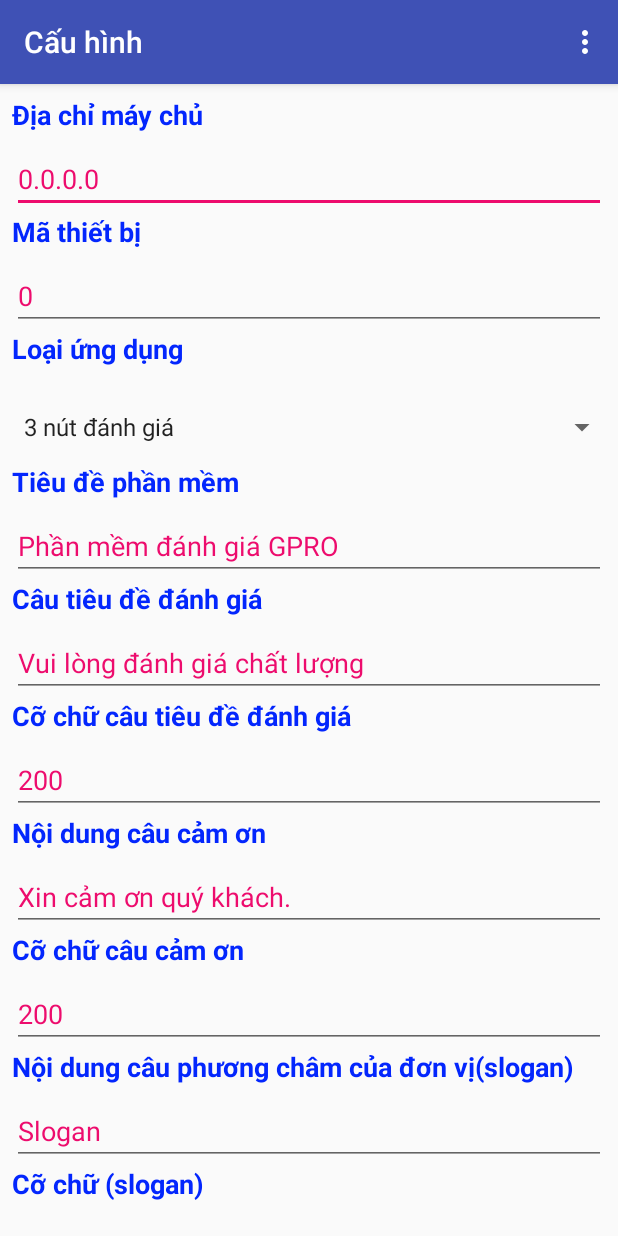
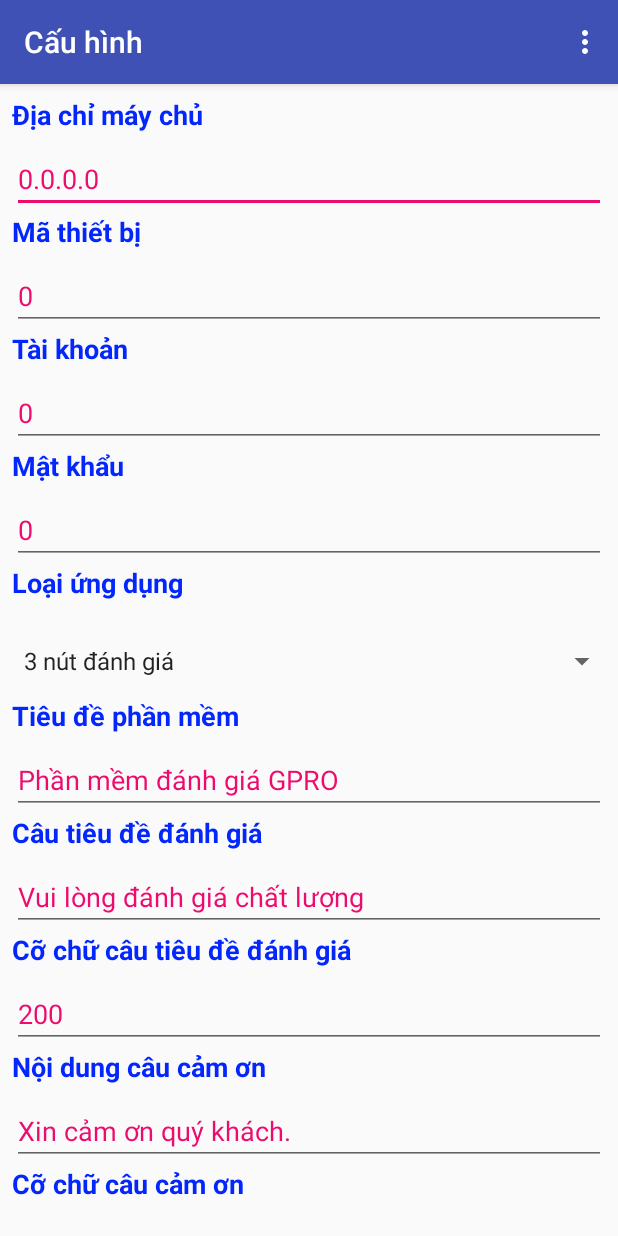
Before and after one commit to nguyenhoanghai/QMS_AndroidApp, an Android app: the screen it shows after launch (AppConfigActivity), on a phone screen of 412 x 824 dp. Run offline under Robolectric (Android 15) with nearby library versions, the light colour scheme and no system bars; libraries missing offline, so code that uses them is left out: yuku.ambilwarna; Roboto replaces fonts that are not available here.

Commit message:
7/12/2020

```diff
--- a/QMSEvaluateOnly/app/src/main/AndroidManifest.xml
+++ b/QMSEvaluateOnly/app/src/main/AndroidManifest.xml
@@ -15,7 +15,6 @@
         <activity android:name=".ThreeButtonActivity">
             <intent-filter>
                 <action android:name="android.intent.action.MAIN" />
-
                 <category android:name="android.intent.category.HOME" />
                 <category android:name="android.intent.category.DEFAULT" />
             </intent-filter>
--- a/QMSEvaluateOnly/app/src/main/java/com/gpro/admin/qmsevaluateonly/AppConfigActivity.java
+++ b/QMSEvaluateOnly/app/src/main/java/com/gpro/admin/qmsevaluateonly/AppConfigActivity.java
@@ -24,7 +24,7 @@ import yuku.ambilwarna.AmbilWarnaDialog;
 
 public class AppConfigActivity extends AppCompatActivity {
 
-    EditText txtIp,   txtTitle,txtChaoDG,txtmathietbi,
+    EditText txtIp,   txtTitle,txtChaoDG,txtmathietbi,txtAcc,txtPass,
             txtCauCamOn,txtSizeChaoDG,txtSizeCamOn,txtTimeShowCamOn,
             txtActionParams,txtHexcode, txtSlogan,txtSizeSlogan, txtDong,
             txtCot,txtSizeNutNext,txtSizeSTTNutNext,txtbutheight,txtbutwidth,txtbutBackColor,txtbutTextColor;
@@ -54,6 +54,8 @@ public class AppConfigActivity extends AppCompatActivity {
 
         txtIp = (EditText) findViewById(R.id.txtIp);
         txtmathietbi = (EditText) findViewById(R.id.txtequipcode);
+        txtAcc = (EditText) findViewById(R.id.txtAcc);
+        txtPass = (EditText) findViewById(R.id.txtPass);
         txtTitle = (EditText) findViewById(R.id.txtTitle);
         txtCauCamOn = (EditText) findViewById(R.id.txtCauCamOn);
         txtChaoDG = (EditText) findViewById(R.id.txtChaoDanhGia);
@@ -104,6 +106,8 @@ public class AppConfigActivity extends AppCompatActivity {
         sharedPreferences = getSharedPreferences("QMS_SHARED_PREFERENCES", Context.MODE_PRIVATE);
         txtIp.setText(sharedPreferences.getString("IP", "0.0.0.0"));
         txtmathietbi.setText(sharedPreferences.getString("Equipcode", "0"));
+        txtAcc.setText(sharedPreferences.getString("UserName", "0"));
+        txtPass.setText(sharedPreferences.getString("Password", "0"));
          txtTitle.setText(sharedPreferences.getString("APP_TITLE", "Phần mềm đánh giá GPRO"));
         txtChaoDG.setText(sharedPreferences.getString("ChaoDG", "Vui lòng đánh giá chất lượng"));
         txtCauCamOn.setText(sharedPreferences.getString("CamOn", "Xin cảm ơn quý khách."));
@@ -216,6 +220,8 @@ public class AppConfigActivity extends AppCompatActivity {
                     editor.putBoolean("IS_FIRTS_LAUNCHER", false);
                     editor.putString("IP", txtIp.getText().toString());
                     editor.putString("Equipcode", txtmathietbi.getText().toString());
+                    editor.putString("UserName", txtAcc.getText().toString());
+                    editor.putString("Password", txtPass.getText().toString());
                     editor.putString("APP_TYPE", appType.toString() );
                     editor.putString("APP_TITLE",  txtTitle.getText().toString() );
                     editor.putString("ChaoDG",  txtChaoDG.getText().toString() );
--- a/QMSEvaluateOnly/app/src/main/java/com/gpro/admin/qmsevaluateonly/FourButtonActivity.java
+++ b/QMSEvaluateOnly/app/src/main/java/com/gpro/admin/qmsevaluateonly/FourButtonActivity.java
@@ -34,6 +34,8 @@ import com.android.volley.toolbox.JsonArrayRequest;
 import com.android.volley.toolbox.JsonObjectRequest;
 import com.android.volley.toolbox.Volley;
 
+import org.json.JSONArray;
+import org.json.JSONException;
 import org.json.JSONObject;
 
 import java.io.IOException;
@@ -44,13 +46,16 @@ import java.net.URL;
 public class FourButtonActivity extends AppCompatActivity {
 
     Button button, btn1, btn2, btn3, btn4, btnkhac;
-    String IPAddress, UserName, Password, url, TicketNumber, requireLabel,appType;
-    Integer sizeTicket = 10, sizeButton = 10, sizeRequire =10, userId, number=0;
+    String IPAddress, UserName, Password, url, TicketNumber, requireLabel,appType,Mathietbi;
+    Integer sizeTicket = 10, sizeButton = 10, sizeRequire =10, userId, number=0,sendSMS=0,useQMS=0 ;
     JsonArrayRequest jsonArrayRequest;
     JsonObjectRequest jsonRequest;
     RequestQueue requestQueue;
     private Context mContext;
     Intent intent;
+    Thread guiSMSThread = null;
+    boolean isStop =false;
+    public  RequestQueue mRequestQueue= null;
     @Override
     protected void onCreate(Bundle savedInstanceState) {
         super.onCreate(savedInstanceState);
@@ -70,7 +75,7 @@ public class FourButtonActivity extends AppCompatActivity {
         mRequestQueue.start();
 
         //region  lấy số thứ tự đang gọi
-        final TextView lbNumber = (TextView) findViewById(R.id.lbNumber);
+        final   TextView lbNumber = (TextView) findViewById(R.id.lbNumber);
         lbNumber.setOnLongClickListener(new View.OnLongClickListener() {
             @Override
             public boolean onLongClick(View v) {
@@ -318,7 +323,7 @@ public class FourButtonActivity extends AppCompatActivity {
             }
             IPAddress = "http://" + sharedPreferences.getString("IP", "0.0.0.0");
             UserName = sharedPreferences.getString("UserName", "0");
-            Password = sharedPreferences.getString("Password", "0");
+            Password =  sharedPreferences.getString("Password", "0");
             setTitle(sharedPreferences.getString("APP_TITLE", "Phần mềm đánh giá GPRO"));
         }
     }
@@ -416,4 +421,5 @@ public class FourButtonActivity extends AppCompatActivity {
     }
     */
     //endregion
+
 }
--- a/QMSEvaluateOnly/app/src/main/java/com/gpro/admin/qmsevaluateonly/ThreeButtonActivity.java
+++ b/QMSEvaluateOnly/app/src/main/java/com/gpro/admin/qmsevaluateonly/ThreeButtonActivity.java
@@ -650,8 +650,20 @@ public class ThreeButtonActivity extends AppCompatActivity implements MessageLis
                     intent = new Intent(ThreeButtonActivity.this, CountersEventActivity.class);
                     startActivity(intent);
                     break;
+                case "5":
+                    intent = new Intent(ThreeButtonActivity.this, PrintTicket_2Activity.class);
+                    startActivity(intent);
+                    break;
+                case "6":
+                    intent = new Intent(ThreeButtonActivity.this, PrintTicket_3Activity.class);
+                    startActivity(intent);
+                    break;
                 case "7":
                     intent = new Intent(ThreeButtonActivity.this, HienThiQuay.class);
+                    startActivity(intent);
+                    break;
+                case "8":
+                    intent = new Intent(ThreeButtonActivity.this, PrintTicket_4Activity.class);
                     startActivity(intent);
                     break;
             }
--- a/QMSEvaluateOnly/app/src/main/res/layout/activity_app_config.xml
+++ b/QMSEvaluateOnly/app/src/main/res/layout/activity_app_config.xml
@@ -47,6 +47,7 @@
                 app:layout_constraintHorizontal_bias="1.0"
                 app:layout_constraintStart_toStartOf="parent"
                 app:layout_constraintTop_toBottomOf="@+id/textView8" />
+
             <TextView
                 android:id="@+id/lb2"
                 android:layout_width="match_parent"
@@ -78,6 +79,69 @@
                 app:layout_constraintHorizontal_bias="0.0"
                 app:layout_constraintStart_toStartOf="parent"
                 app:layout_constraintTop_toBottomOf="@+id/lb2" />
+
+            <TextView
+                android:id="@+id/lb22"
+                android:layout_width="match_parent"
+                android:layout_height="wrap_content"
+                android:layout_marginStart="8dp"
+                android:layout_marginLeft="8dp"
+                android:layout_marginEnd="8dp"
+                android:layout_marginRight="8dp"
+                android:text="Tài khoản"
+                android:textColor="@color/colorPrimaryDark"
+                android:textSize="18sp"
+                android:textStyle="bold"
+                app:layout_constraintEnd_toEndOf="parent"
+                app:layout_constraintStart_toStartOf="parent"  />
+            <EditText
+                android:id="@+id/txtAcc"
+                android:layout_width="match_parent"
+                android:layout_height="wrap_content"
+                android:layout_marginStart="8dp"
+                android:layout_marginLeft="8dp"
+                android:layout_marginTop="8dp"
+                android:layout_marginEnd="8dp"
+                android:layout_marginRight="8dp"
+                android:ems="10"
+                android:hint="Tên tài khoản"
+                android:inputType="textPersonName"
+                android:textColor="@color/colorAccent"
+                app:layout_constraintEnd_toEndOf="parent"
+                app:layout_constraintHorizontal_bias="0.0"
+                app:layout_constraintStart_toStartOf="parent"
+                app:layout_constraintTop_toBottomOf="@+id/lb2" />
+
+            <TextView
+                android:id="@+id/lb222"
+                android:layout_width="match_parent"
+                android:layout_height="wrap_content"
+                android:layout_marginStart="8dp"
+                android:layout_marginLeft="8dp"
+                android:layout_marginEnd="8dp"
+                android:layout_marginRight="8dp"
+                android:text="Mật khẩu"
+                android:textColor="@color/colorPrimaryDark"
+                android:textSize="18sp"
+                android:textStyle="bold"
+                app:layout_constraintEnd_toEndOf="parent"
+                app:layout_constraintStart_toStartOf="parent"  />
+            <EditText
+                android:id="@+id/txtPass"
+                android:layout_width="match_parent"
+                android:layout_height="wrap_content"
+                android:layout_marginStart="8dp"
+                android:layout_marginLeft="8dp"
+                android:layout_marginTop="8dp"
+                android:layout_marginEnd="8dp"
+                android:layout_marginRight="8dp"
+                android:ems="10"
+                android:hint="Mật khẩu"
+                android:inputType="textPersonName"
+                android:textColor="@color/colorAccent"
+                app:layout_constraintEnd_toEndOf="parent"
+                app:layout_constraintHorizontal_bias="0.0"
+                app:layout_constraintStart_toStartOf="parent"  />
 
             <TextView
                 android:id="@+id/textView10"
```
